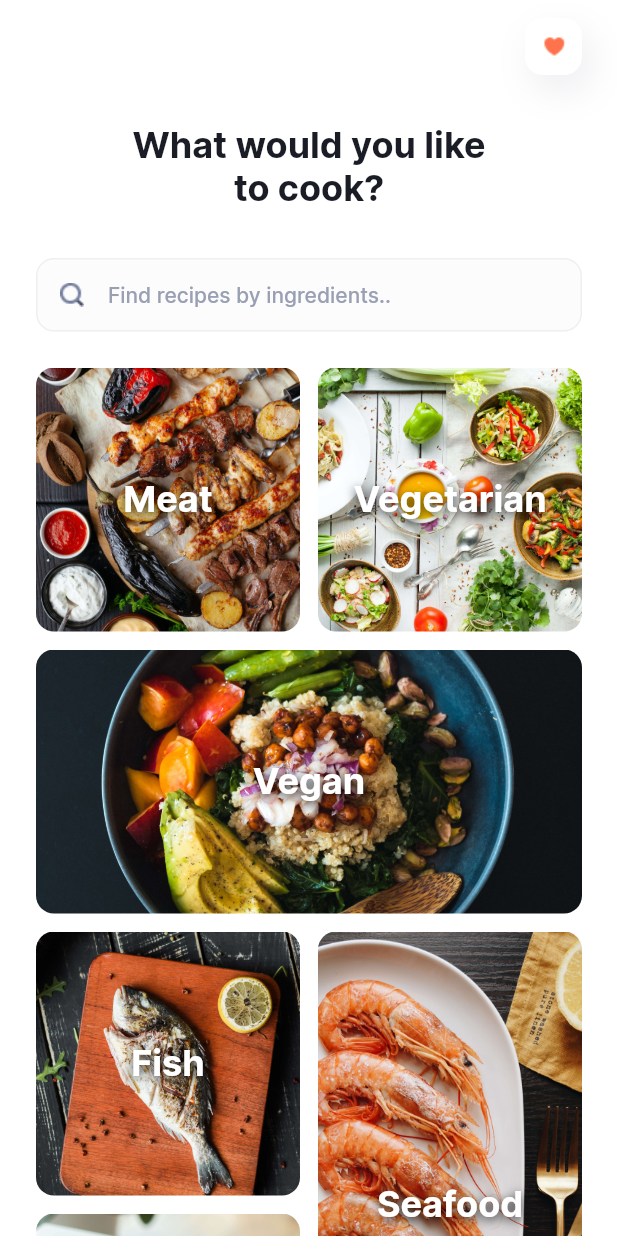
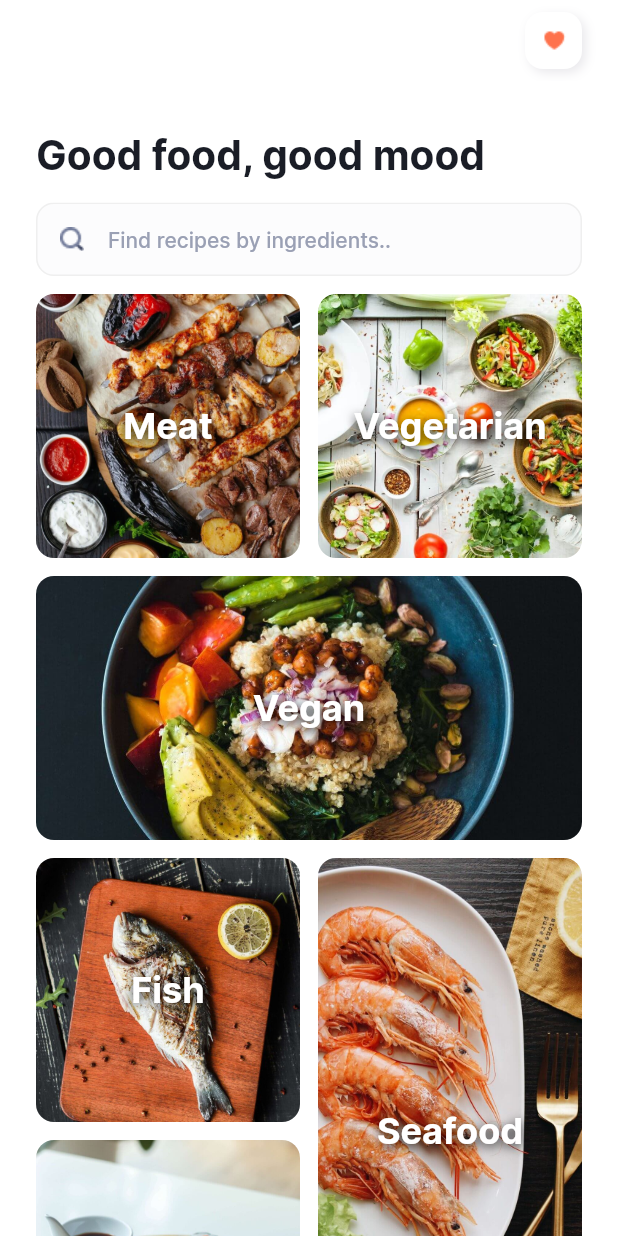
Before and after one commit to adelindanaila/GeniusRecipes, a Flutter app: the screen it shows after launch, on a phone screen of 412 x 824 dp. Run offline on Flutter 3.47's test engine with Material 2 defaults, Android fonts, the phone set to English and light mode, and no system bars.

Commit message:
Home screen SliverAppbar added

```diff
--- a/lib/main.dart
+++ b/lib/main.dart
@@ -1,4 +1,5 @@
 import 'package:flutter/material.dart';
+import 'package:flutter/services.dart';
 import 'package:geniusrecipes/utils/constants.dart';
 
 void main() {
@@ -32,35 +33,55 @@
   Widget build(BuildContext context) {
     final Size size = MediaQuery.of(context).size;
     return Scaffold(
+      appBar: PreferredSize(
+        preferredSize: const Size.fromHeight(0.0),
+        child: AppBar(
+          backgroundColor: Colors.white,
+          elevation: 0.0,
+          systemOverlayStyle: SystemUiOverlayStyle.dark,
+        ),
+      ),
       body: SafeArea(
-        child: Container(
-          width: size.width,
-          height: size.height,
-          child: SingleChildScrollView(
-            child: Container(
-              margin: EdgeInsets.fromLTRB(
+        child: CustomScrollView(
+          slivers: <Widget>[
+            SliverAppBar(
+              pinned: true,
+              expandedHeight: 135.0,
+              collapsedHeight: 54.0,
+              toolbarHeight: 54.0,
+              backgroundColor: Colors.white,
+              flexibleSpace: FlexibleSpaceBar(
+                titlePadding: EdgeInsets.fromLTRB(
                   Constants.margin,
-                12.0,
-                Constants.margin,
-                12.0,
+                  0.0,
+                  0.0,
+                  14.0,
                 ),
-              child: Column(
-                children: [
+                centerTitle: false,
+                title: Text(
+                  'Good food, good mood',
+                  style: TextStyle(
+                      fontWeight: FontWeight.bold,
+                      fontSize: 18.0,
+                      color: Constants.textColor),
+                ),
+              ),
+              actions: [
                 Row(
-                    mainAxisAlignment: MainAxisAlignment.end,
                   children: [
                     Container(
                       height: 38.0,
                       width: 38.0,
+                      margin: EdgeInsets.only(right: Constants.margin),
                       decoration: BoxDecoration(
                         color: Colors.white,
                         borderRadius: BorderRadius.circular(12.0),
                         boxShadow: [
                           BoxShadow(
-                              color: Constants.shadowColor.withOpacity(0.4),
+                            color: Constants.shadowColor.withOpacity(0.5),
                             spreadRadius: 0.0,
-                              blurRadius: 20,
-                              offset: const Offset(5.0, 10.0),
+                            blurRadius: 5,
+                            offset: const Offset(2.5, 2.5),
                           ),
                         ],
                       ),
@@ -70,8 +91,8 @@
                           overlayColor: MaterialStateProperty.all(
                             Constants.primaryColor.withOpacity(0.2),
                           ),
-                            shape: MaterialStateProperty.all<
-                                RoundedRectangleBorder>(
+                          shape:
+                              MaterialStateProperty.all<RoundedRectangleBorder>(
                             RoundedRectangleBorder(
                               borderRadius: BorderRadius.circular(12.0),
                             ),
@@ -82,13 +103,18 @@
                     ),
                   ],
                 ),
-                  const SizedBox(height: 32.0),
-                  const Text(
-                    'What would you like\nto cook?',
-                    style: TextStyle(fontWeight: FontWeight.bold, fontSize: 24),
-                    textAlign: TextAlign.center,
+              ],
             ),
-                  const SizedBox(height: 32.0),
+            SliverToBoxAdapter(
+              child: Padding(
+                padding: EdgeInsets.fromLTRB(
+                  Constants.margin,
+                  0.0,
+                  Constants.margin,
+                  Constants.margin,
+                ),
+                child: Column(
+                  children: [
                     TextField(
                       autocorrect: false,
                       style: TextStyle(
@@ -101,7 +127,8 @@
                             color: Constants.hintColor,
                             fontWeight: FontWeight.w500,
                             fontSize: Constants.textSize),
-                      prefixIcon: Image.asset('assets/images/search_grey.png'),
+                        prefixIcon:
+                            Image.asset('assets/images/search_grey.png'),
                         filled: true,
                         fillColor: const Color(0xFFfcfcfd),
                         contentPadding: const EdgeInsets.all(16.0),
@@ -119,7 +146,7 @@
                         ),
                       ),
                     ),
-                  SizedBox(height: Constants.margin),
+                    SizedBox(height: Constants.margin / 2),
                     Row(
                       children: [
                         Container(
@@ -161,8 +188,8 @@
                           mainAxisAlignment: MainAxisAlignment.end,
                           children: [
                             Container(
-                            margin:
-                                const EdgeInsets.fromLTRB(0.0, 12.0, 6.0, 0.0),
+                              margin: const EdgeInsets.fromLTRB(
+                                  0.0, 12.0, 6.0, 0.0),
                               height: (size.width / 2) - Constants.margin - 6.0,
                               width: (size.width / 2) - Constants.margin - 6.0,
                               child: const CategoryCard(
@@ -171,8 +198,8 @@
                               ),
                             ),
                             Container(
-                            margin:
-                                const EdgeInsets.fromLTRB(0.0, 12.0, 6.0, 0.0),
+                              margin: const EdgeInsets.fromLTRB(
+                                  0.0, 12.0, 6.0, 0.0),
                               height: (size.width / 2) - Constants.margin - 6.0,
                               width: (size.width / 2) - Constants.margin - 6.0,
                               child: const CategoryCard(
@@ -183,7 +210,8 @@
                           ],
                         ),
                         Container(
-                        margin: const EdgeInsets.fromLTRB(6.0, 12.0, 0.0, 0.0),
+                          margin:
+                              const EdgeInsets.fromLTRB(6.0, 12.0, 0.0, 0.0),
                           height: size.width - (Constants.margin * 2),
                           width: (size.width / 2) - Constants.margin - 6.0,
                           child: const CategoryCard(
@@ -197,6 +225,7 @@
                 ),
               ),
             ),
+          ],
         ),
       ),
     );
```
Also changed, not shown: assets/images/asian.jpeg, assets/images/fish.jpeg, assets/images/meat.jpeg, assets/images/seafood.jpeg, assets/images/vegan.jpeg, assets/images/vegetarian.jpeg, 1 other file. Lines whose indentation alone changed are shown as unchanged.
